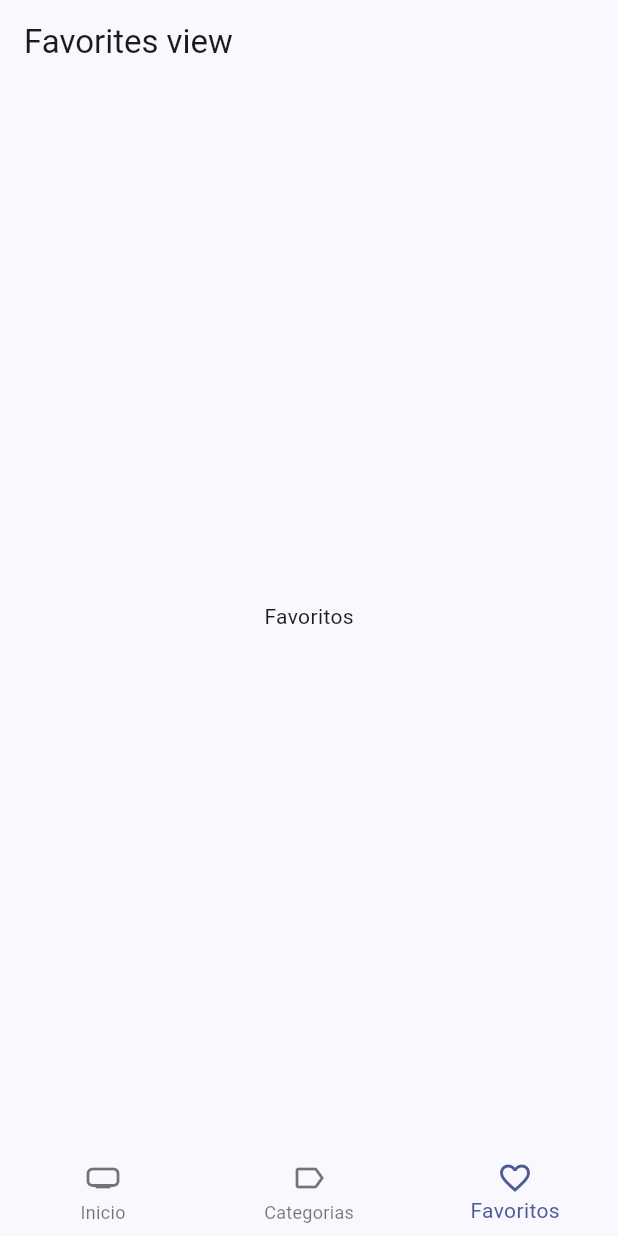
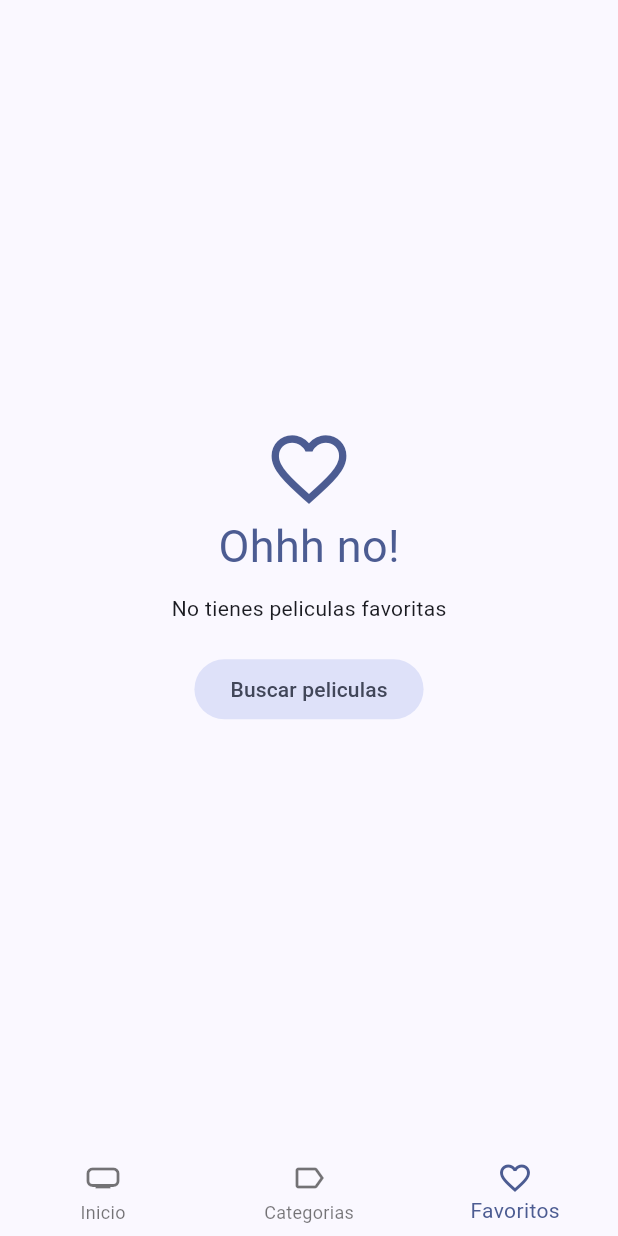
Before and after one commit to Rastler89/flutter, a Flutter app: the screen it shows after launch, item 3 of the bottom bar chosen, on a phone screen of 412 x 824 dp. Run offline on Flutter 3.47's test engine with Material 3 defaults, Android fonts, the phone set to English and light mode, and no system bars; our stand-ins replace animate_do, card_swiper, dio, flutter_dotenv, flutter_riverpod, go_router and 2 more; accounts and stored records are empty; generated files the repository leaves out were written again; network calls fail.

Commit message:
finalizada la version beta

```diff
--- a/cinemapedia/lib/presentation/providers/providers.dart
+++ b/cinemapedia/lib/presentation/providers/providers.dart
@@ -7,3 +7,4 @@ export 'actors/actors_repository_provider.dart';
 export 'search/search_movies_provider.dart';
 export 'storage/local_storage_provider.dart';
 export 'movies/movie_info_provider.dart';
+export 'storage/favorite_movies_provider.dart';
--- a/cinemapedia/lib/presentation/views/movies/favorites_view.dart
+++ b/cinemapedia/lib/presentation/views/movies/favorites_view.dart
@@ -1,15 +1,72 @@
+import 'package:cinemapedia/presentation/providers/providers.dart';
+import 'package:cinemapedia/presentation/widgets/movies/movie_masonry.dart';
 import 'package:flutter/material.dart';
+import 'package:flutter_riverpod/flutter_riverpod.dart';
+import 'package:go_router/go_router.dart';
 
-class FavoritesView extends StatelessWidget {
+class FavoritesView extends ConsumerStatefulWidget {
   const FavoritesView({super.key});
 
   @override
+  FavoritesViewState createState() => FavoritesViewState();
+}
+
+class FavoritesViewState extends ConsumerState<FavoritesView> {
+
+  bool isLastPage = false;
+  bool isLoading = false;
+
+  @override
+  void initState() {
+    super.initState();
+
+    ref.read(favoriteMoviesProvider.notifier).loadNextPage();
+  }
+
+  void loadNextPage() async {
+    if (isLoading || isLastPage) return;
+    isLoading = true;
+
+    final movies = await ref.read(favoriteMoviesProvider.notifier).loadNextPage();
+    isLoading = false;
+
+    if (movies.isEmpty) {
+      isLastPage = true;
+    }
+  }
+
+  @override
   Widget build(BuildContext context) {
+
+    final favoriteMovies = ref.watch(favoriteMoviesProvider).values.toList();
+
+    if(favoriteMovies.isEmpty) {
+      final colors = Theme.of(context).colorScheme;
+      return Scaffold(
+        body: Center(
+          child: Column(
+            mainAxisAlignment: MainAxisAlignment.center,
+            crossAxisAlignment: CrossAxisAlignment.center,
+            children: [
+
+              Icon(Icons.favorite_outline_sharp, size: 60, color: colors.primary),
+              Text('Ohhh no!', style: TextStyle(fontSize: 30, color: colors.primary)),
+              const SizedBox(height: 10),
+              const Text('No tienes peliculas favoritas'),
+              const SizedBox(height: 20),
+              FilledButton.tonal(
+                onPressed: () => context.go('/home/0'),
+                child: const Text('Buscar peliculas')
+              )
+
+            ]
+          ),
+        ),
+      );
+    }
+
     return Scaffold(
-      appBar: AppBar(
-        title: const Text('Favorites view')
-      ),
-      body: const Center(child: Text('Favoritos'))
+      body: MovieMasonry(movies: favoriteMovies)
     );
   }
 }
--- a/cinemapedia/lib/presentation/widgets/shared/custom_appbar.dart
+++ b/cinemapedia/lib/presentation/widgets/shared/custom_appbar.dart
@@ -41,7 +41,7 @@ class CustomAppbar extends ConsumerWidget {
                   ),
                 ).then((movie) {
                   if (movie == null) return;
-                  context.push('/movie/${movie.id}');
+                  context.push('/home/0/movie/${movie.id}');
 
                 });
 
--- a/cinemapedia/lib/presentation/widgets/widgets.dart
+++ b/cinemapedia/lib/presentation/widgets/widgets.dart
@@ -3,3 +3,5 @@ export 'movies/movies_lideshow.dart';
 export 'shared/custom_bottom_navigation.dart';
 export 'movies/movie_horizontal_listview.dart';
 export 'shared/full_screen_loader.dart';
+export 'movies/movie_masonry.dart';
+export 'movies/movie_poster_link.dart';
--- a/cinemapedia/pubspec.yaml
+++ b/cinemapedia/pubspec.yaml
@@ -15,6 +15,7 @@ dependencies:
   flutter_dotenv: ^5.2.1
   flutter_native_splash: ^2.4.6
   flutter_riverpod: ^2.6.1
+  flutter_staggered_grid_view: ^0.7.0
   go_router: ^15.1.2
   intl: ^0.20.2
   isar: ^3.1.0+1
```
Also changed, not shown: cinemapedia/lib/presentation/providers/storage/favorite_movies_provider.dart (added, +45 -0 lines), cinemapedia/lib/presentation/screens/movies/movie_screen.dart (+19 -3 lines), cinemapedia/lib/presentation/widgets/movies/movie_masonry.dart (added, +70 -0 lines), cinemapedia/lib/presentation/widgets/movies/movie_poster_link.dart (added, +27 -0 lines), cinemapedia/pubspec.lock.
